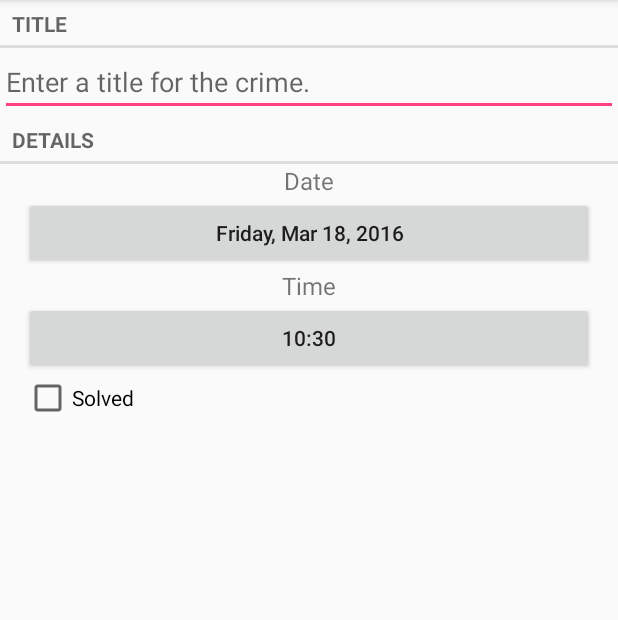
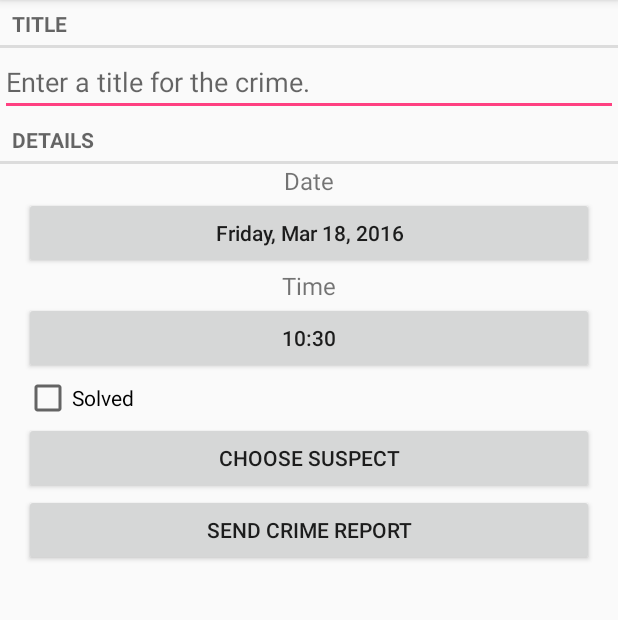
Before and after one commit to speccaN/CriminalIntent, an Android app: the screen it shows after launch (CrimePagerActivity), after a tap on "NEW CRIME", on a phone screen of 412 x 824 dp, the part 84-704 px from its top. Run offline under Robolectric (Android 15) with nearby library versions, the phone set to English and light mode, and no system bars.

Commit message:
Chapter 15 Complete

```diff
--- a/app/src/main/AndroidManifest.xml
+++ b/app/src/main/AndroidManifest.xml
@@ -1,6 +1,7 @@
 <?xml version="1.0" encoding="utf-8"?>
 <manifest package="com.bignerdranch.android.criminalintent"
           xmlns:android="http://schemas.android.com/apk/res/android">
+
 
     <application
         android:allowBackup="true"
--- a/app/src/main/java/com/bignerdranch/android/criminalintent/Crime.java
+++ b/app/src/main/java/com/bignerdranch/android/criminalintent/Crime.java
@@ -9,6 +9,8 @@ public class Crime {
     private String mTitle;
     private Date mDate;
     private boolean mSolved;
+    private String mSuspect;
+    private String mPhone;
 
     public Crime() {
         // Generate unique identifier
@@ -45,4 +47,20 @@ public class Crime {
     public void setSolved(boolean solved) {
         mSolved = solved;
     }
+
+    public String getSuspect() {
+        return mSuspect;
+    }
+
+    public void setSuspect(String suspect) {
+        mSuspect = suspect;
+    }
+
+    public String getPhone() {
+        return mPhone;
+    }
+
+    public void setPhone(String phone) {
+        mPhone = phone;
+    }
 }
--- a/app/src/main/java/com/bignerdranch/android/criminalintent/CrimeLab.java
+++ b/app/src/main/java/com/bignerdranch/android/criminalintent/CrimeLab.java
@@ -96,6 +96,7 @@ public class CrimeLab {
         values.put(CrimeTable.Cols.TITLE, crime.getTitle());
         values.put(CrimeTable.Cols.DATE, crime.getDate().getTime());
         values.put(CrimeTable.Cols.SOLVED, crime.isSolved() ? 1 : 0);
+        values.put(CrimeTable.Cols.SUSPECT, crime.getSuspect());
 
         return values;
     }
--- a/app/src/main/java/com/bignerdranch/android/criminalintent/database/CrimeBaseHelper.java
+++ b/app/src/main/java/com/bignerdranch/android/criminalintent/database/CrimeBaseHelper.java
@@ -21,7 +21,8 @@ public class CrimeBaseHelper extends SQLiteOpenHelper {
                 CrimeTable.Cols.UUID + ", " +
                 CrimeTable.Cols.TITLE + ", " +
                 CrimeTable.Cols.DATE + ", " +
-                CrimeTable.Cols.SOLVED +
+                CrimeTable.Cols.SOLVED + ", "  +
+                CrimeTable.Cols.SUSPECT +
                 ")");
 
     }
--- a/app/src/main/java/com/bignerdranch/android/criminalintent/database/CrimeCursorWrapper.java
+++ b/app/src/main/java/com/bignerdranch/android/criminalintent/database/CrimeCursorWrapper.java
@@ -19,11 +19,13 @@ public class CrimeCursorWrapper extends CursorWrapper{
         String title = getString(getColumnIndex(CrimeTable.Cols.TITLE));
         long date = getLong(getColumnIndex(CrimeTable.Cols.DATE));
         int isSolved = getInt(getColumnIndex(CrimeTable.Cols.SOLVED));
+        String suspect = getString(getColumnIndex(CrimeTable.Cols.SUSPECT));
 
         Crime crime = new Crime(UUID.fromString(uuidString));
         crime.setTitle(title);
         crime.setDate(new Date(date));
         crime.setSolved(isSolved != 0);
+        crime.setSuspect(suspect);
 
         return crime;
     }
--- a/app/src/main/java/com/bignerdranch/android/criminalintent/database/CrimeDbSchema.java
+++ b/app/src/main/java/com/bignerdranch/android/criminalintent/database/CrimeDbSchema.java
@@ -9,6 +9,7 @@ public class CrimeDbSchema {
             public static final String TITLE = "title";
             public static final String DATE = "date";
             public static final String SOLVED = "solved";
+            public static final String SUSPECT = "suspect";
         }
     }
 }
--- a/app/src/main/res/layout-land/fragment_crime.xml
+++ b/app/src/main/res/layout-land/fragment_crime.xml
@@ -72,4 +72,26 @@
 
     </LinearLayout>
 
+    <LinearLayout
+        android:orientation="horizontal"
+        android:layout_width="match_parent"
+        android:layout_height="wrap_content"
+        android:layout_marginLeft="16dp"
+        android:layout_marginRight="16dp">
+
+        <Button
+            android:id="@+id/crime_suspect"
+            android:layout_width="wrap_content"
+            android:layout_height="wrap_content"
+            android:layout_weight="1"
+            android:text="@string/crime_suspect_text"/>
+
+        <Button
+            android:id="@+id/crime_report"
+            android:layout_width="wrap_content"
+            android:layout_height="wrap_content"
+            android:layout_weight="1"
+            android:text="@string/crime_report_text"/>
+    </LinearLayout>
+
 </LinearLayout>
--- a/app/src/main/res/layout/fragment_crime.xml
+++ b/app/src/main/res/layout/fragment_crime.xml
@@ -59,4 +59,22 @@
         android:layout_marginLeft="16dp"
         android:layout_marginRight="16dp"
         android:text="@string/crime_solved_label"/>
+
+    <Button
+        android:id="@+id/crime_suspect"
+        android:layout_width="match_parent"
+        android:layout_height="wrap_content"
+        android:layout_marginLeft="16dp"
+        android:layout_marginRight="16dp"
+        android:text="@string/crime_suspect_text"/>
+
+    <Button
+        android:id="@+id/crime_report"
+        android:layout_width="match_parent"
+        android:layout_height="wrap_content"
+        android:layout_marginLeft="16dp"
+        android:layout_marginRight="16dp"
+        android:text="@string/crime_report_text"/>
+
+
 </LinearLayout>
--- a/app/src/main/res/values/strings.xml
+++ b/app/src/main/res/values/strings.xml
@@ -17,6 +17,18 @@
     <string name="delete_message">Are you sure you want to delete this Crime?</string>
     <string name="crime_date_label">Date</string>
     <string name="crime_time_label">Time</string>
+    <string name="crime_suspect_text">Choose Suspect</string>
+    <string name="crime_report_text">Send Crime Report</string>
+    <string name="crime_report">%1$s!
+     The crime was discovered on %2$s. %3$s, and %4$s
+    </string>
+    <string name="crime_report_solved">The case is solved</string>
+    <string name="crime_report_unsolved">The case is not solved</string>
+    <string name="crime_no_suspect">there is no suspect.</string>
+    <string name="crime_report_suspect">the suspect is %s.</string>
+    <string name="crime_report_subject">CriminalIntent Crime Report</string>
+    <string name="send_report">Send crime report via</string>
+    <string name="crime_phone_text">Call Suspect</string>
 
     <plurals name="subtitle_plural">
         <item quantity="one">%1$s crime</item>
```
